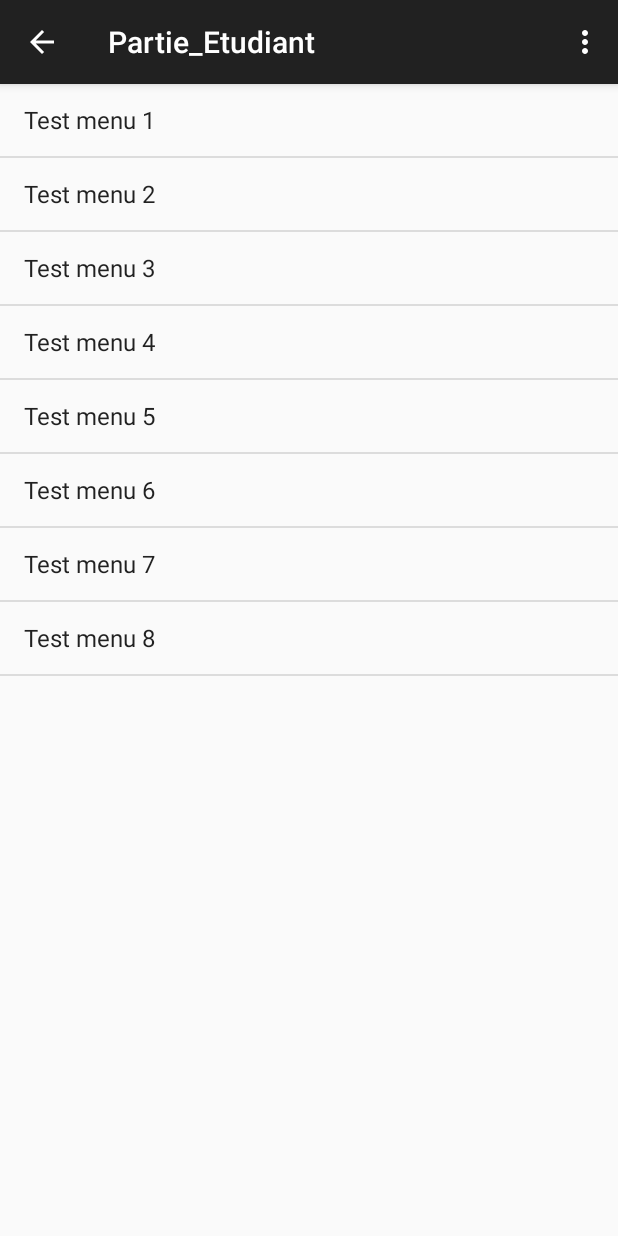
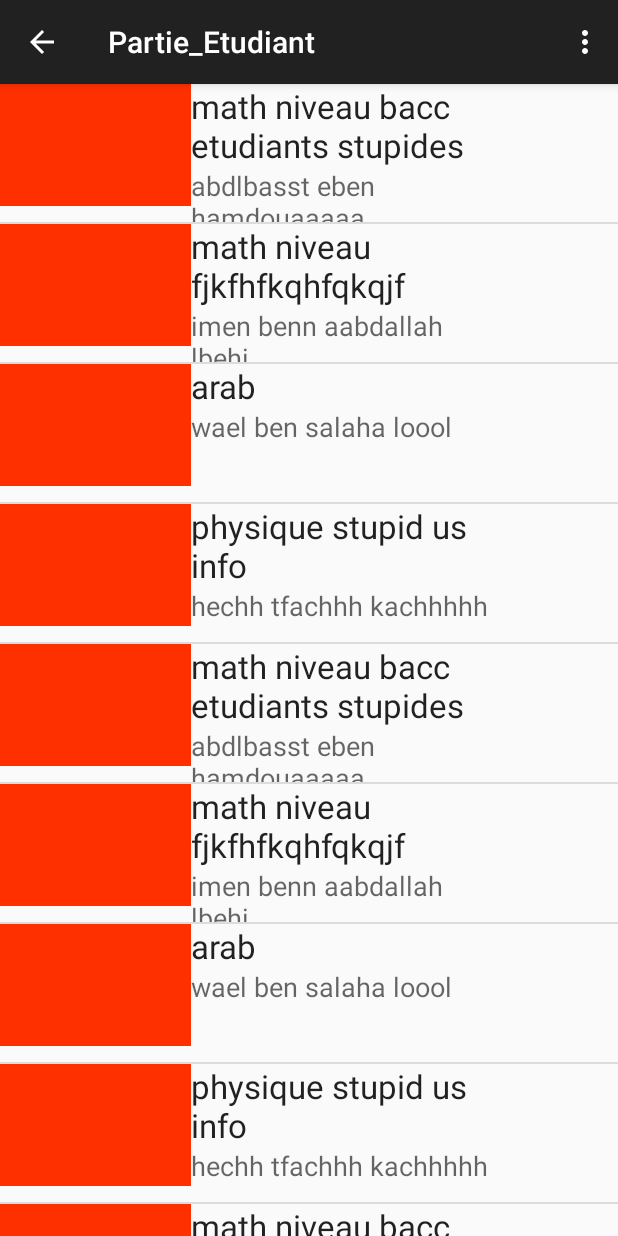
Before and after one commit to WaelOuni/Partie_Etudiant, an Android app: the fragment CoursesFragment placed in its activity, in the options menu, after a tap on "Settings", on a phone screen of 412 x 824 dp. Run offline under Robolectric (Android 15) with nearby library versions, the light colour scheme and no system bars; 2 statements that could not run were skipped.

Commit message:
17/04/2015
list courses

```diff
--- a/app/src/main/java/com/example/wael/partie_etudiant/Adapters/MyCoursesAdapter.java
+++ b/app/src/main/java/com/example/wael/partie_etudiant/Adapters/MyCoursesAdapter.java
@@ -6,6 +6,7 @@ import android.view.LayoutInflater;
 import android.view.View;
 import android.view.ViewGroup;
 import android.widget.ArrayAdapter;
+import android.widget.TextView;
 
 import com.example.wael.partie_etudiant.Models.Course;
 import com.example.wael.partie_etudiant.R;
@@ -18,12 +19,12 @@ import java.util.List;
 public class MyCoursesAdapter  extends ArrayAdapter<Course> {
 
     private Context context;
-    private List<Course> courseList;
+    private List<Course> CourseList;
 
     public MyCoursesAdapter(Context context, int resource, List<Course> objects) {
         super(context, resource, objects);
         this.context = context;
-        this.courseList = objects;
+        this.CourseList = objects;
     }
 
     @Override
@@ -31,25 +32,13 @@ public class MyCoursesAdapter  extends ArrayAdapter<Course> {
         LayoutInflater inflater = (LayoutInflater)context
                 .getSystemService(Activity.LAYOUT_INFLATER_SERVICE);
 
-        final Course course = courseList.get(position);
+        final Course course = CourseList.get(position);
         View view = inflater.inflate(R.layout.item_course, parent, false);
-      /*  TextView tx =(TextView)view.findViewById(R.id.textView);
-        TextView tx2 =(TextView)view.findViewById(R.id.textView2);
-        tx.setText(course.getName());
-        tx2.setText(course.getDescription());
+        TextView tx =(TextView)view.findViewById(R.id.subject_name);
+        TextView tx2 =(TextView)view.findViewById(R.id.teacher_name);
+        tx.setText(course.getSubject());
+        tx2.setText(course.getTeacher());
 
-        Button bt = (Button)view.findViewById(R.id.button2);
-        bt.setOnClickListener(new View.OnClickListener() {
-            @Override
-            public void onClick(View v) {
-                Log.i("test inside item", course.getName().toString());
-            }
-        });
-        ImageView im = (ImageView)view.findViewById(R.id.imageView);
-        im.setImageBitmap(course.getBitmap());*/
-
-
-     //   return view;
-        return null;
+        return view;
     }
 }
--- a/app/src/main/java/com/example/wael/partie_etudiant/CoursesFragment.java
+++ b/app/src/main/java/com/example/wael/partie_etudiant/CoursesFragment.java
@@ -8,11 +8,13 @@ import android.view.View;
 import android.view.ViewGroup;
 import android.widget.AbsListView;
 import android.widget.AdapterView;
-import android.widget.ArrayAdapter;
 import android.widget.ListAdapter;
 import android.widget.TextView;
 
-import com.example.wael.partie_etudiant.dummy.DummyContent;
+import com.example.wael.partie_etudiant.Adapters.MyCoursesAdapter;
+import com.example.wael.partie_etudiant.Models.Course;
+
+import java.util.ArrayList;
 
 /**
  * A fragment representing a list of Items.
@@ -33,6 +35,7 @@ public class CoursesFragment extends Fragment implements AbsListView.OnItemClick
     // TODO: Rename and change types of parameters
     private String mParam1;
     private String mParam2;
+    ArrayList<Course> courses ;
 
     private OnFragmentInteractionListener mListener;
 
@@ -45,7 +48,7 @@ public class CoursesFragment extends Fragment implements AbsListView.OnItemClick
      * The Adapter which will be used to populate the ListView/GridView with
      * Views.
      */
-    private ListAdapter mAdapter;
+    private MyCoursesAdapter mAdapter ;
 
     // TODO: Rename and change types of parameters
     public static CoursesFragment newInstance(String param1, String param2) {
@@ -73,10 +76,57 @@ public class CoursesFragment extends Fragment implements AbsListView.OnItemClick
             mParam2 = getArguments().getString(ARG_PARAM2);
         }
 
+
+
         // TODO: Change Adapter to display your content
-        mAdapter = new ArrayAdapter<DummyContent.DummyItem>(getActivity(),
-                android.R.layout.simple_list_item_1, android.R.id.text1, DummyContent.ITEMS);
+   //     mAdapter = new ArrayAdapter<DummyContent.DummyItem>(getActivity(),
+     //           android.R.layout.simple_list_item_1, android.R.id.text1, DummyContent.ITEMS);
+
+        courses = new ArrayList<Course>();
+
+
+        Course c1 = new Course(0,"pytaghore", "math pour bacc" , "http://math.bac", "math niveau bacc etudiants stupides", "abdlbasst eben hamdouaaaaa");
+
+        Course c2 = new Course(1,"pytaghore", "math pour bacc" , "http://math.bac", "math niveau  fjkfhfkqhfqkqjf", "imen benn aabdallah lbehi");
+
+        Course c3 = new Course(2,"pytaghore", "math pour bacc" , "http://arab.bac", "arab", "wael ben salaha loool");
+
+        Course c4 = new Course(3,"pytaghore", "math pour bacc" , "http://math.bac", "physique stupid us info", "hechh tfachhh kachhhhh ");
+
+        Course c5 = new Course(0,"pytaghore", "math pour bacc" , "http://math.bac", "math niveau bacc etudiants stupides", "abdlbasst eben hamdouaaaaa");
+
+        Course c6 = new Course(1,"pytaghore", "math pour bacc" , "http://math.bac", "math niveau  fjkfhfkqhfqkqjf", "imen benn aabdallah lbehi");
+
+        Course c7 = new Course(2,"pytaghore", "math pour bacc" , "http://arab.bac", "arab", "wael ben salaha loool");
+
+        Course c8 = new Course(3,"pytaghore", "math pour bacc" , "http://math.bac", "physique stupid us info", "hechh tfachhh kachhhhh ");
+
+        Course c9 = new Course(0,"pytaghore", "math pour bacc" , "http://math.bac", "math niveau bacc etudiants stupides", "abdlbasst eben hamdouaaaaa");
+
+        Course c10 = new Course(1,"pytaghore", "math pour bacc" , "http://math.bac", "math niveau  fjkfhfkqhfqkqjf", "imen benn aabdallah lbehi");
+
+        Course c11 = new Course(2,"pytaghore", "math pour bacc" , "http://arab.bac", "arab", "wael ben salaha loool");
+
+        Course c12 = new Course(3,"pytaghore", "math pour bacc" , "http://math.bac", "physique stupid us info", "hechh tfachhh kachhhhh ");
+
+        courses.add(c1);
+        courses.add(c2);
+        courses.add(c3);
+        courses.add(c4);
+
+        courses.add(c5);
+        courses.add(c6);
+        courses.add(c7);
+        courses.add(c8);
+
+        courses.add(c9);
+        courses.add(c10);
+        courses.add(c11);
+        courses.add(c12);
+
+        mAdapter = new MyCoursesAdapter(getActivity(),R.layout.item_course,courses);
     }
+
 
     @Override
     public View onCreateView(LayoutInflater inflater, ViewGroup container,
@@ -116,7 +166,7 @@ public class CoursesFragment extends Fragment implements AbsListView.OnItemClick
         if (null != mListener) {
             // Notify the active callbacks interface (the activity, if the
             // fragment is attached to one) that an item has been selected.
-            mListener.onFragmentInteraction(Integer.parseInt(DummyContent.ITEMS.get(position).id));
+            mListener.onFragmentInteraction(Integer.parseInt(String.valueOf(courses.get(position).getId())));
         }
     }
 
--- a/app/src/main/java/com/example/wael/partie_etudiant/EspaceEtudiant.java
+++ b/app/src/main/java/com/example/wael/partie_etudiant/EspaceEtudiant.java
@@ -49,7 +49,7 @@ public class EspaceEtudiant extends ActionBarActivity
         mNavigationDrawerFragment = (NavigationDrawerFragment)
                 getSupportFragmentManager().findFragmentById(R.id.navigation_drawer);
 
-        String str = "lool";
+        String str = "My space";
         mTitle = str.subSequence(0,4);
         // Set up the drawer.
         mNavigationDrawerFragment.setUp(
--- a/app/src/main/java/com/example/wael/partie_etudiant/Models/Course.java
+++ b/app/src/main/java/com/example/wael/partie_etudiant/Models/Course.java
@@ -8,11 +8,15 @@ public class Course {
     private String name;
     private String description;
     private String url;
+    private String subject;
+    private String teacher;
 
-    public Course(int id, String name, String description, String url) {
+    public Course(int id, String name, String description, String url, String subject, String teacher) {
         this.id = id;
         this.name = name;
         this.description = description;
+        this.subject = subject;
+        this.teacher = teacher;
         this.url = url;
     }
 
@@ -47,4 +51,22 @@ public class Course {
     public void setUrl(String url) {
         this.url = url;
     }
+
+    public void setSubject(String url) {
+        this.subject = subject;
+    }
+
+    public String getSubject() {
+        return subject;
+    }
+
+    public void setTeacher(String teacher) {
+        this.teacher = teacher;
+    }
+
+    public String getTeacher() {
+        return teacher;
+    }
+
+
 }
--- a/app/src/main/res/layout/item_course.xml
+++ b/app/src/main/res/layout/item_course.xml
@@ -4,29 +4,36 @@
     android:layout_height="match_parent"
     android:weightSum="1">
 
+    <LinearLayout
+        android:orientation="horizontal"
+        android:layout_width="fill_parent"
+        android:layout_height="fill_parent">
+
         <ImageView
-        android:layout_width="wrap_content"
-        android:layout_height="142dp"
+            android:layout_width="127dp"
+            android:layout_height="81dp"
             android:id="@+id/imageView"
-        android:layout_weight="1.25" />
+            android:src="#ffff3000" />
 
         <LinearLayout
             android:orientation="vertical"
-        android:layout_width="270dp"
-        android:layout_height="140dp">
+            android:layout_width="206dp"
+            android:layout_height="92dp">
 
             <TextView
                 android:layout_width="wrap_content"
                 android:layout_height="wrap_content"
                 android:text="New Text"
-            android:textAppearance="?android:attr/textAppearanceMedium"
+                android:textAppearance="?android:attr/textAppearanceLarge"
                 android:id="@+id/subject_name" />
 
             <TextView
                 android:layout_width="wrap_content"
                 android:layout_height="wrap_content"
                 android:text="Medium Text"
+                android:textAppearance="?android:attr/textAppearanceMedium"
                 android:id="@+id/teacher_name" />
+        </LinearLayout>
     </LinearLayout>
 
 </LinearLayout>
```
Also changed, not shown: app/src/main/java/com/example/wael/partie_etudiant/Models/Subject.java (added, +22 -0 lines), app/src/main/java/com/example/wael/partie_etudiant/dummy/DummyContent.java (+1 -7 lines). Lines whose indentation alone changed are shown as unchanged.
